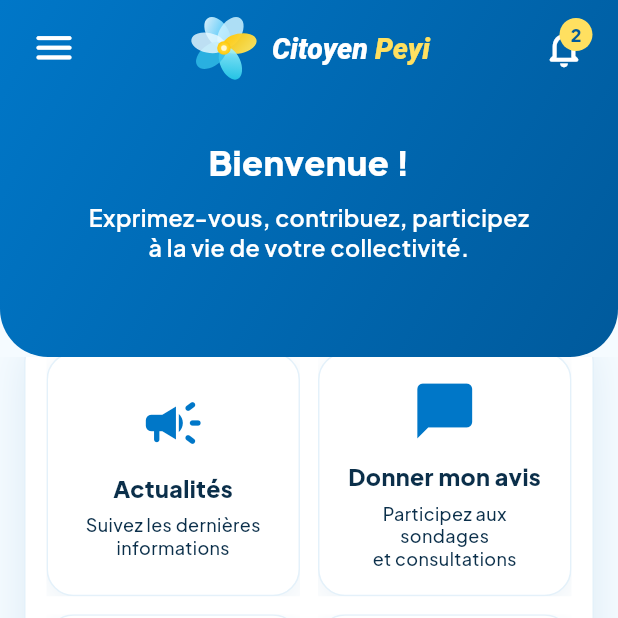
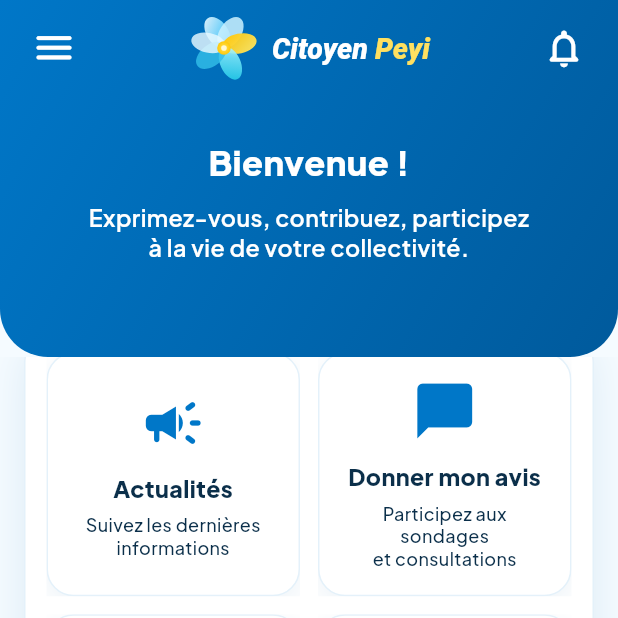
Before and after one commit to stef25fwi/citoyen-peyi, a Flutter app: the CitizenHomePage screen opened by its route, on a phone screen of 412 x 824 dp, the top half of it. Run offline on Flutter 3.47's test engine with Material 3 defaults, Android fonts, the phone set to English and light mode, and no system bars; our stand-ins replace cloud_firestore, firebase_auth, firebase_core, firebase_messaging, fl_chart, flutter_svg and 4 more; missing offline and left inert: dart:html, firebase_app_check; accounts and stored records are empty.

Commit message:
fix(citizen): implémente les 3 boutons factices détectés lors de l'audit
- Cloche notifications (citizen_home_page.dart) : branchée sur
  NewPollBadgeService (déjà utilisé ailleurs pour la même fonction) au
  lieu d'afficher un badge "2" figé ; ouvre la vraie liste des
  consultations et marque les nouveautés comme vues.
- "À propos" (citizen_home_page.dart) : ouvre la vraie page
  d'informations légales (LegalPage) au lieu d'un SnackBar placeholder.
- Partage (citizen_poll_question_page.dart) : copie un vrai lien de
  consultation dans le presse-papiers (pattern déjà utilisé ailleurs
  dans l'app pour les codes/QR) au lieu d'un SnackBar placeholder.

Corrige au passage un crash potentiel de Uri.base.origin hors contexte
http/https (scheme non-web), et couvre les trois boutons par des tests.

```diff
--- a/flutter_app/lib/pages/citizen/citizen_home_page.dart
+++ b/flutter_app/lib/pages/citizen/citizen_home_page.dart
@@ -2,9 +2,11 @@ import 'package:flutter/material.dart';
 import 'package:flutter_svg/flutter_svg.dart';
 
 import '../../services/citizen_public_access_service.dart';
+import '../../services/new_poll_badge_service.dart';
 import '../../theme/citizen_design_tokens.dart';
 import '../../widgets/citizen/citizen_bottom_nav.dart';
 import '../../widgets/citizen/citizen_card.dart';
+import '../legal_page.dart';
 import '../public_news_page.dart';
 import '../public_results_page.dart';
 import 'citizen_consultations_page.dart';
@@ -65,7 +67,10 @@ class CitizenHomePage extends StatelessWidget {
           bottom: false,
           child: Column(
             children: [
-              _HomeHeader(communeName: initialSession?.communeName),
+              _HomeHeader(
+                communeName: initialSession?.communeName,
+                initialSession: initialSession,
+              ),
               Expanded(
                 child: SingleChildScrollView(
                   physics: const BouncingScrollPhysics(),
@@ -112,9 +117,10 @@ class _MobileFrame extends StatelessWidget {
 }
 
 class _HomeHeader extends StatelessWidget {
-  const _HomeHeader({this.communeName});
+  const _HomeHeader({this.communeName, this.initialSession});
 
   final String? communeName;
+  final CitizenPublicAccessSession? initialSession;
 
   @override
   Widget build(BuildContext context) {
@@ -207,47 +213,7 @@ class _HomeHeader extends StatelessWidget {
                     ),
                   ),
                 ),
-                Stack(
-                  clipBehavior: Clip.none,
-                  children: [
-                    IconButton(
-                      tooltip: 'Notifications',
-                      onPressed: () {
-                        ScaffoldMessenger.of(context).showSnackBar(
-                          const SnackBar(
-                            content: Text('Notifications à connecter.'),
-                          ),
-                        );
-                      },
-                      icon: const Icon(
-                        Icons.notifications_none_rounded,
-                        color: Colors.white,
-                        size: 30,
-                      ),
-                    ),
-                    Positioned(
-                      right: 5,
-                      top: 4,
-                      child: Container(
-                        width: 22,
-                        height: 22,
-                        alignment: Alignment.center,
-                        decoration: const BoxDecoration(
-                          color: CitizenDesignTokens.yellow,
-                          shape: BoxShape.circle,
-                        ),
-                        child: const Text(
-                          '2',
-                          style: TextStyle(
-                            color: CitizenDesignTokens.deepBlue,
-                            fontWeight: FontWeight.w900,
-                            fontSize: 12,
-                          ),
-                        ),
-                      ),
-                    ),
-                  ],
-                ),
+                _NotificationsBell(initialSession: initialSession),
               ],
             ),
             const Spacer(),
@@ -274,6 +240,75 @@ class _HomeHeader extends StatelessWidget {
           ],
         ),
       ),
+    );
+  }
+}
+
+class _NotificationsBell extends StatefulWidget {
+  const _NotificationsBell({this.initialSession});
+
+  final CitizenPublicAccessSession? initialSession;
+
+  @override
+  State<_NotificationsBell> createState() => _NotificationsBellState();
+}
+
+class _NotificationsBellState extends State<_NotificationsBell> {
+  final _badgeSvc = NewPollBadgeService.instance;
+
+  @override
+  void initState() {
+    super.initState();
+    _badgeSvc.startListening();
+  }
+
+  void _openConsultations(BuildContext context) {
+    _badgeSvc.markAllSeen();
+    Navigator.of(context).push(
+      MaterialPageRoute(
+        builder: (_) =>
+            CitizenConsultationsPage(initialSession: widget.initialSession),
+      ),
+    );
+  }
+
+  @override
+  Widget build(BuildContext context) {
+    return ValueListenableBuilder<bool>(
+      valueListenable: _badgeSvc.hasNew,
+      builder: (context, hasNew, _) {
+        return Stack(
+          clipBehavior: Clip.none,
+          children: [
+            IconButton(
+              tooltip: 'Nouvelles consultations',
+              onPressed: () => _openConsultations(context),
+              icon: const Icon(
+                Icons.notifications_none_rounded,
+                color: Colors.white,
+                size: 30,
+              ),
+            ),
+            if (hasNew)
+              Positioned(
+                right: 9,
+                top: 8,
+                child: Container(
+                  width: 12,
+                  height: 12,
+                  decoration: BoxDecoration(
+                    color: CitizenDesignTokens.yellow,
+                    shape: BoxShape.circle,
+                    border: Border.all(
+                      color: CitizenDesignTokens.deepBlue,
+                      width: 2,
+                    ),
+                  ),
+                ),
+              ),
+          ],
+        );
+      },
     );
   }
 }
@@ -334,8 +369,8 @@ class _QuickActionsPanel extends StatelessWidget {
             title: 'À propos',
             subtitle: 'En savoir plus sur la\nplateforme',
             onTap: () {
-              ScaffoldMessenger.of(context).showSnackBar(
-                const SnackBar(content: Text('Page À propos à connecter.')),
+              Navigator.of(context).push(
+                MaterialPageRoute(builder: (_) => const LegalPage()),
               );
             },
           ),
```
Also changed, not shown: flutter_app/lib/pages/citizen/citizen_poll_question_page.dart (+19 -5 lines), 2 other files.
